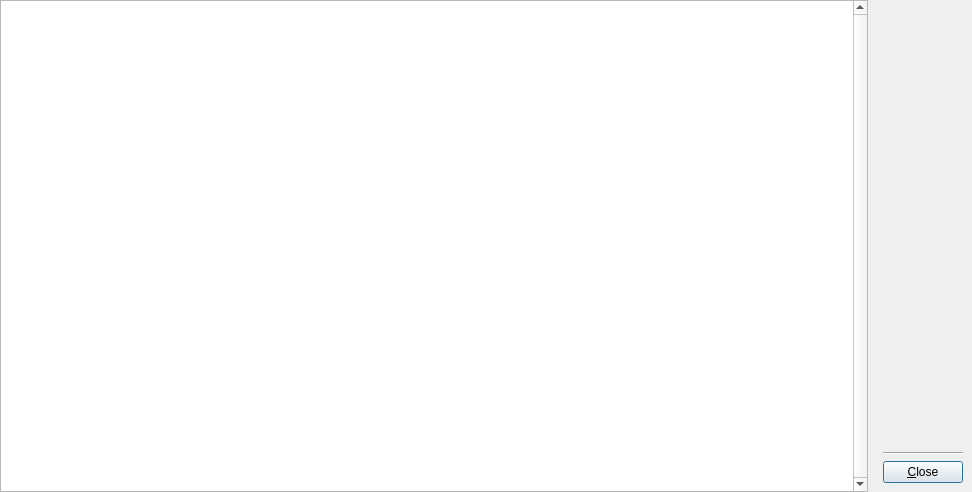
The window that DlgHistory.ui (madmaxoft/SkauTan) describes before a commit, drawn with Qt 5.
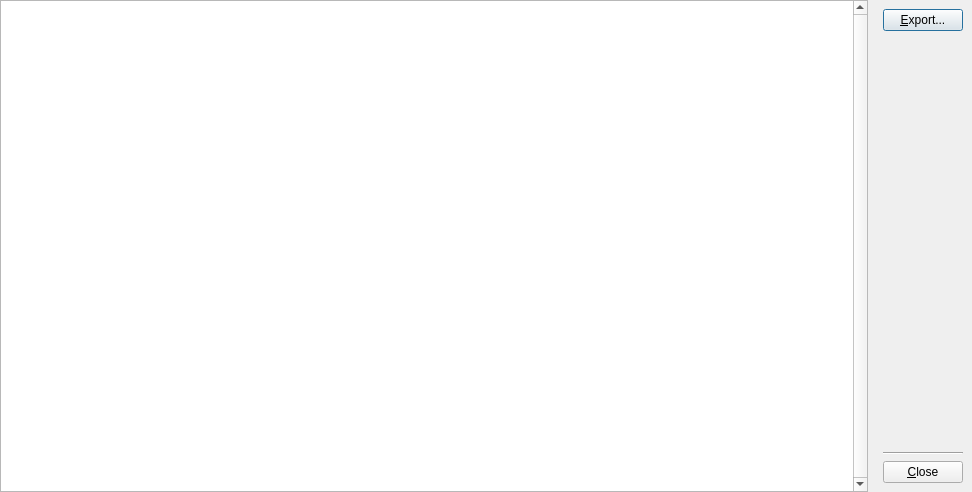
The same window after the commit.

Commit message: DlgHistory: Implement CSV export.

```diff
--- a/DlgHistory.ui
+++ b/DlgHistory.ui
@@ -86,6 +86,13 @@
      <property name="bottomMargin">
       <number>9</number>
      </property>
+     <item>
+      <widget class="QPushButton" name="btnExport">
+       <property name="text">
+        <string>&amp;Export...</string>
+       </property>
+      </widget>
+     </item>
      <item>
       <spacer name="verticalSpacer">
        <property name="orientation">
```
The commit also changes 2 other files.
